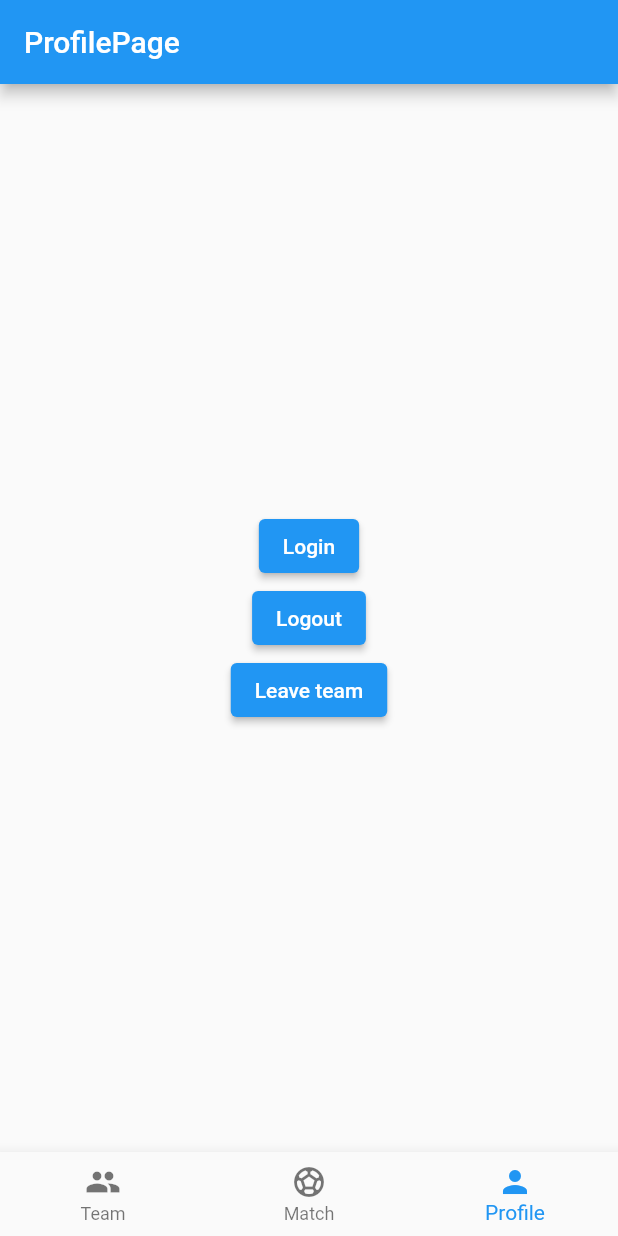
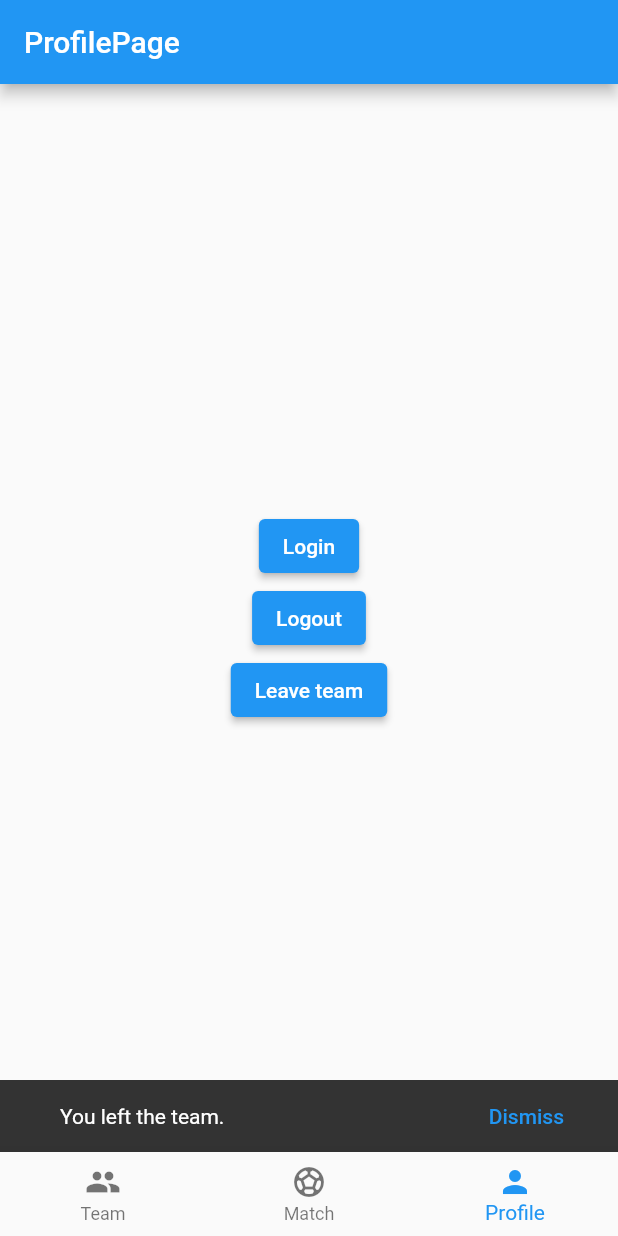
Before and after one commit to colakogluomer/off-side, a Flutter app: the screen it shows after launch, item 3 of the bottom bar chosen, after a tap on "Leave team", on a phone screen of 412 x 824 dp. Run offline on Flutter 3.47's test engine with Material 2 defaults, Android fonts, the phone set to English and light mode, and no system bars; our stand-ins replace dio, flutter_login, flutter_map, flutter_secure_storage, geolocator, latlong2; network calls fail.

Commit message:
Add snackbar for displaying messages

```diff
--- a/frontend/lib/pages/profile/profile_page.dart
+++ b/frontend/lib/pages/profile/profile_page.dart
@@ -1,6 +1,7 @@
 import 'package:flutter/material.dart';
 import 'package:frontend/pages/login.dart';
 import 'package:frontend/services/user_service.dart';
+import 'package:frontend/utils/snackbar_service.dart';
 
 class ProfilePage extends StatelessWidget {
   const ProfilePage({Key? key}) : super(key: key);
@@ -29,8 +30,10 @@ class ProfilePage extends StatelessWidget {
                 },
                 child: const Text("Logout")),
             ElevatedButton(
-                onPressed: () {
-                  UserService.leaveTeam();
+                onPressed: () async {
+                  String? message = await UserService.leaveTeam();
+                  message ??= "You left the team.";
+                  showSnackBar(context, message);
                 },
                 child: const Text("Leave team")),
           ],
--- /dev/null
+++ b/frontend/lib/utils/snackbar_service.dart
@@ -0,0 +1,23 @@
+import 'package:flutter/material.dart';
+
+void showSnackBar(BuildContext context, String message) {
+  ScaffoldMessenger.of(context).showSnackBar(
+    SnackBar(
+      content: Row(
+        children: [
+          Padding(
+            padding: const EdgeInsets.symmetric(horizontal: 16),
+            child: Text(message),
+          ),
+        ],
+      ),
+      duration: const Duration(seconds: 5),
+      action: SnackBarAction(
+        label: 'Dismiss',
+        onPressed: () {
+          ScaffoldMessenger.of(context).hideCurrentSnackBar();
+        },
+      ),
+    ),
+  );
+}
--- a/frontend/lib/widgets/team_card.dart
+++ b/frontend/lib/widgets/team_card.dart
@@ -1,6 +1,7 @@
 import 'package:flutter/material.dart';
 import 'package:frontend/models/team/team.dart';
 import 'package:frontend/services/team_service.dart';
+import 'package:frontend/utils/snackbar_service.dart';
 
 class TeamCard extends StatelessWidget {
   const TeamCard({
@@ -22,7 +23,11 @@ class TeamCard extends StatelessWidget {
             subtitle: Text(team.founder?.name ?? ""),
             trailing: TextButton(
               child: const Text("Join"),
-              onPressed: () async => await TeamService.join(team.id ?? ""),
+              onPressed: () async {
+                String? message = await TeamService.join(team.id ?? "");
+                message ??= "You joined the team: ${team.name}";
+                showSnackBar(context, message);
+              },
             ),
           ),
         ],
```
